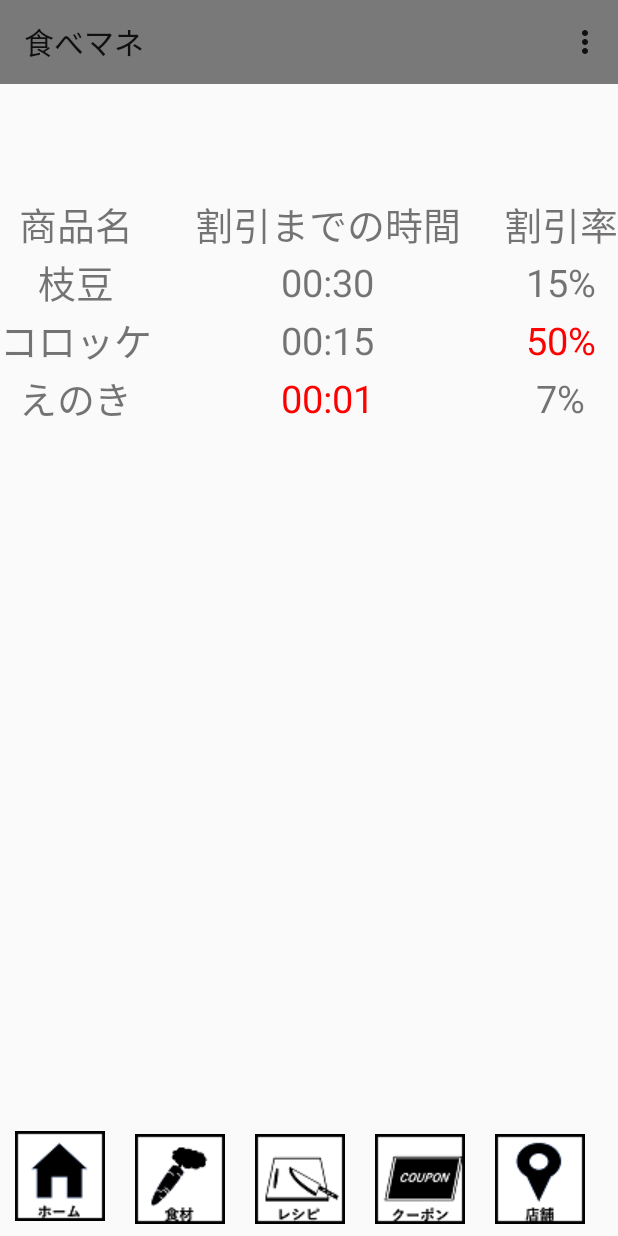
After one commit to fresh3001/Tabemane, an Android app: the RealsaleActivity screen opened directly, with no data from a screen before it, on a phone screen of 412 x 824 dp. The commit adds this screen. Run offline under Robolectric (Android 15) with nearby library versions, the light colour scheme and no system bars; our stand-ins replace Firebase (no records; nobody signed in at launch, a user with empty details on screens opened directly).

Commit message:
15th commit 阿部

```diff
--- a/app/src/main/AndroidManifest.xml
+++ b/app/src/main/AndroidManifest.xml
@@ -16,6 +16,7 @@
         <activity android:name=".CouponActivity"></activity>
         <activity android:name=".ShopActivity"></activity>
         <activity android:name=".Alert_setting"></activity>
+        <activity android:name=".RealsaleActivity"></activity>
         <activity android:name=".LoginActivity">
             <intent-filter>
                 <action android:name="android.intent.action.MAIN" />
--- a/app/src/main/java/com/example/tabemane/CouponActivity.java
+++ b/app/src/main/java/com/example/tabemane/CouponActivity.java
@@ -175,10 +175,12 @@ public class CouponActivity extends AppCompatActivity {
                 Object key = mapkey.next();
                 HashMap map_child = (HashMap)map.get(key);
                 Log.d("あべ",key+ "=" +map_child.get("name"));
-                if(!key.equals("001"))
-                    generateView(map_child.get("name").toString(),couponLayout,filenumber);
+//                if(!key.equals("001"))
+//                    generateView(map_child.get("name").toString(),couponLayout,filenumber);
                 if(map.size() == 1)
                     generateView("クーポンを所持していません",couponLayout,0);
+                if(map_child.get("name") != null)
+                    generateView(map_child.get("name").toString(),couponLayout,filenumber);
             }
 
 
--- a/app/src/main/java/com/example/tabemane/MainActivity.java
+++ b/app/src/main/java/com/example/tabemane/MainActivity.java
@@ -70,8 +70,8 @@ public class MainActivity extends AppCompatActivity {
 
         //toolbar.setNavigationIcon(R.drawable.tabemane_logo);
 
-
-
+        ImageButton realsaleButton = findViewById(R.id.realsaleImageButton);
+        realsaleButton.setOnClickListener(new RealsaleClickListener());
 
     }
 
@@ -156,6 +156,16 @@ public class MainActivity extends AppCompatActivity {
     /***********************共通listener*********************/
 
     /***********************page毎listener*********************/
+    //リアルタイムセール押下時
+    private class RealsaleClickListener implements View.OnClickListener{
+
+        @Override
+        public void onClick(View v) {
+            Intent intent = new Intent(getApplication(), RealsaleActivity.class);
+            startActivity(intent);
+        }
+    }
+
     ValueEventListener listener = new ValueEventListener() {
         @Override
         public void onDataChange(@NonNull DataSnapshot snapshot) {
--- /dev/null
+++ b/app/src/main/java/com/example/tabemane/RealsaleActivity.java
@@ -0,0 +1,140 @@
+package com.example.tabemane;
+
+import android.content.Intent;
+import android.os.Bundle;
+import android.view.Menu;
+import android.view.MenuItem;
+import android.view.View;
+import android.widget.ImageButton;
+import android.widget.ImageView;
+import android.widget.TextView;
+
+import androidx.appcompat.app.AppCompatActivity;
+import androidx.appcompat.widget.Toolbar;
+
+import com.google.firebase.database.DatabaseReference;
+import com.google.firebase.database.FirebaseDatabase;
+
+public class RealsaleActivity extends AppCompatActivity {
+    @Override
+    protected void onCreate(Bundle savedInstanceState) {
+        super.onCreate(savedInstanceState);
+        setContentView(R.layout.activity_realsale);
+
+        //定義
+        //共通・ボタン
+        ImageButton home_imagebutton = findViewById(R.id.homeImageButton);
+        ImageButton food_imagebutton = findViewById(R.id.foodImageButton);
+        ImageButton recipe_imagebutton = findViewById(R.id.recipeImageButton);
+        ImageButton coupon_imagebutton = findViewById(R.id.couponImageButton);
+        ImageButton shop_imagebutton = findViewById(R.id.shopImageButton);
+        Toolbar toolbar = findViewById(R.id.toolbar);
+
+        //page毎
+        TextView point_TextView = findViewById(R.id.point_TextView);
+        ImageView barcode_ImageView = findViewById(R.id.barcode_ImageView);
+
+
+
+        //page毎
+
+
+
+        //インスタンス
+        home_imagebutton.setOnClickListener(new RealsaleActivity.HomeClickListener());
+        food_imagebutton.setOnClickListener(new RealsaleActivity.FoodClickListener());
+        recipe_imagebutton.setOnClickListener(new RealsaleActivity.RecipeClickListener());
+        coupon_imagebutton.setOnClickListener(new RealsaleActivity.CouponClickListener());
+        shop_imagebutton.setOnClickListener(new RealsaleActivity.ShopClickListener());
+        toolbar.setTitle("食べマネ");
+        setSupportActionBar(toolbar);
+
+        //toolbar.setNavigationIcon(R.drawable.tabemane_logo);
+
+
+
+
+    }
+
+    /***********************共通listner*********************/
+
+    //サブメニュー用
+    @Override
+    public boolean onCreateOptionsMenu(Menu menu) {
+        getMenuInflater().inflate(R.menu.menu_main, menu);
+        return true;
+    }
+
+    //サブメニュー押下時
+    @Override
+    public boolean onOptionsItemSelected(MenuItem item){
+        int id = item.getItemId();
+
+        //設定押下時
+        if(id==R.id.action_string1){
+            Intent intent = new Intent(getApplication(), SettingActivity.class);
+            startActivity(intent);
+        }
+
+        //ログアウト押下時
+        if(id==R.id.action_string2){
+            Intent intent = new Intent(getApplication(), LoginActivity.class);
+            startActivity(intent);
+        }
+        return true;
+    }
+
+    //home押下時
+    private class HomeClickListener implements View.OnClickListener{
+
+        @Override
+        public void onClick(View v) {
+            Intent intent = new Intent(getApplication(), MainActivity.class);
+            startActivity(intent);
+        }
+    }
+
+    //food押下時
+    private class FoodClickListener implements View.OnClickListener{
+
+        @Override
+        public void onClick(View v) {
+            Intent intent = new Intent(getApplication(), FoodActivity.class);
+            startActivity(intent);
+        }
+    }
+
+    //recipe押下時
+    private class RecipeClickListener implements View.OnClickListener{
+
+        @Override
+        public void onClick(View v) {
+            Intent intent = new Intent(getApplication(), RecipeActivity.class);
+            startActivity(intent);
+        }
+    }
+
+    //coupon押下時
+    private class CouponClickListener implements View.OnClickListener{
+
+        @Override
+        public void onClick(View v) {
+            Intent intent = new Intent(getApplication(),CouponActivity.class);
+            startActivity(intent);
+        }
+    }
+
+    //shop押下時
+    private class ShopClickListener implements View.OnClickListener{
+
+        @Override
+        public void onClick(View v) {
+            Intent intent = new Intent(getApplication(), ShopActivity.class);
+            startActivity(intent);
+        }
+    }
+
+    /***********************共通listener*********************/
+
+    /***********************page毎listener*********************/
+}
--- a/app/src/main/res/layout/activity_main.xml
+++ b/app/src/main/res/layout/activity_main.xml
@@ -15,9 +15,9 @@
         android:id="@+id/toolbar"
         android:layout_width="0dp"
         android:layout_height="wrap_content"
-        android:background="@color/gray"
         android:minHeight="?attr/actionBarSize"
         android:theme="?attr/actionBarTheme"
+        android:background="@color/gray"
         app:layout_constraintEnd_toEndOf="parent"
         app:layout_constraintStart_toStartOf="parent"
         app:layout_constraintTop_toTopOf="parent" />
@@ -134,7 +134,7 @@
         android:layout_marginBottom="70dp">
 
         <ImageButton
-            android:id="@+id/imageButton10"
+            android:id="@+id/saleImageButton"
             android:layout_width="266dp"
             android:layout_height="62dp"
 
@@ -146,7 +146,7 @@
             tools:layout_editor_absoluteY="303dp" />
 
         <ImageButton
-            android:id="@+id/imageButton11"
+            android:id="@+id/realsaleImageButton"
             android:layout_width="266dp"
             android:layout_height="62dp"
             android:layout_marginTop="49dp"
@@ -158,7 +158,7 @@
             tools:ignore="MissingConstraints" />
 
         <ImageButton
-            android:id="@+id/imageButton12"
+            android:id="@+id/questImageButton"
             android:layout_width="266dp"
             android:layout_height="62dp"
             android:layout_marginTop="49dp"
--- /dev/null
+++ b/app/src/main/res/layout/activity_realsale.xml
@@ -0,0 +1,223 @@
+<?xml version="1.0" encoding="utf-8"?>
+<androidx.constraintlayout.widget.ConstraintLayout xmlns:android="http://schemas.android.com/apk/res/android"
+    xmlns:app="http://schemas.android.com/apk/res-auto"
+    xmlns:tools="http://schemas.android.com/tools"
+    android:layout_width="match_parent"
+    android:layout_height="match_parent"
+    tools:context=".MainActivity">
+
+    <!--共通フレームここから-->
+
+    <!--ver2-->
+    <!--toolbar-->
+
+    <androidx.appcompat.widget.Toolbar
+        android:id="@+id/toolbar"
+        android:layout_width="0dp"
+        android:layout_height="wrap_content"
+        android:background="@color/gray"
+        android:minHeight="?attr/actionBarSize"
+        android:theme="?attr/actionBarTheme"
+        app:layout_constraintEnd_toEndOf="parent"
+        app:layout_constraintStart_toStartOf="parent"
+        app:layout_constraintTop_toTopOf="parent" />
+    <!--ver2ここまで-->
+
+    <!--店舗-->
+    <ImageButton
+        android:id="@+id/shopImageButton"
+        android:layout_width="wrap_content"
+        android:layout_height="wrap_content"
+        android:layout_marginStart="330dp"
+        android:layout_marginLeft="330dp"
+        android:layout_marginBottom="8dp"
+        android:background="@color/black"
+        app:layout_constraintBottom_toBottomOf="parent"
+        app:layout_constraintStart_toStartOf="parent"
+        app:srcCompat="@drawable/shopimage"
+        tools:ignore="MissingConstraints" />
+
+    <!--ホーム-->
+    <ImageButton
+        android:id="@+id/homeImageButton"
+        android:layout_width="wrap_content"
+        android:layout_height="wrap_content"
+        android:layout_marginStart="10dp"
+        android:layout_marginLeft="10dp"
+        android:layout_marginBottom="10dp"
+        android:background="@color/black"
+        android:src="@drawable/homeimage"
+        app:layout_constraintBottom_toBottomOf="parent"
+        app:layout_constraintStart_toStartOf="parent" />
+
+    <!--フード-->
+    <ImageButton
+        android:id="@+id/foodImageButton"
+        android:layout_width="wrap_content"
+        android:layout_height="wrap_content"
+        android:layout_marginStart="90dp"
+        android:layout_marginLeft="90dp"
+        android:layout_marginBottom="8dp"
+        android:background="@color/black"
+        android:src="@drawable/foodimage"
+        app:layout_constraintBottom_toBottomOf="parent"
+        app:layout_constraintStart_toStartOf="parent" />
+
+    <!--レシピ-->
+    <ImageButton
+        android:id="@+id/recipeImageButton"
+        android:layout_width="wrap_content"
+        android:layout_height="wrap_content"
+        android:layout_marginStart="170dp"
+        android:layout_marginLeft="170dp"
+        android:layout_marginBottom="8dp"
+        android:background="@color/black"
+        android:src="@drawable/recipeimage"
+        app:layout_constraintBottom_toBottomOf="parent"
+        app:layout_constraintStart_toStartOf="parent" />
+
+    <!--クーポン-->
+    <ImageButton
+        android:id="@+id/couponImageButton"
+        android:layout_width="wrap_content"
+        android:layout_height="wrap_content"
+        android:layout_marginStart="250dp"
+        android:layout_marginLeft="250dp"
+        android:layout_marginBottom="8dp"
+        android:background="@color/black"
+        android:src="@drawable/couponimage"
+        app:layout_constraintBottom_toBottomOf="parent"
+        app:layout_constraintStart_toStartOf="parent" />
+
+    <!--共通フレームここまで-->
+
+
+    <!--page別フレームはここから下に記述-->
+    <TableLayout
+        android:layout_width="match_parent"
+        android:layout_height="match_parent"
+        android:stretchColumns="1"
+        android:layout_marginTop="130dp"
+        android:layout_marginBottom="70dp" >
+        <TableRow>
+
+            <TextView
+                android:layout_gravity="center"
+                android:text="商品名"
+                android:textSize="25dp"></TextView>
+
+            <TextView
+                android:layout_gravity="center"
+                android:text="割引までの時間"
+                android:textSize="25dp"></TextView>
+
+            <TextView
+                android:layout_gravity="center"
+                android:text="割引率"
+                android:textSize="25dp"></TextView>
+        </TableRow>
+
+        <TableRow>
+
+            <TextView
+                android:id="@+id/foodName00"
+                android:layout_gravity="center"
+                android:text="枝豆"
+                android:textSize="25dp"></TextView>
+
+            <TextView
+                android:id="@+id/foodDate00"
+                android:layout_gravity="center"
+                android:text="00:30"
+                android:textSize="25dp"></TextView>
+
+            <TextView
+                android:id="@+id/foodQuant00"
+                android:layout_gravity="center"
+                android:text="15%"
+                android:textSize="25dp"></TextView>
+        </TableRow>
+
+        <TableRow>
+
+            <TextView
+                android:id="@+id/foodName01"
+                android:layout_gravity="center"
+                android:text="コロッケ"
+                android:textSize="25dp"></TextView>
+
+            <TextView
+                android:id="@+id/foodDate01"
+                android:layout_gravity="center"
+                android:text="00:15"
+                android:textSize="25dp"></TextView>
+
+            <TextView
+                android:id="@+id/foodQuant01"
+                android:layout_gravity="center"
+                android:text="50%"
+                android:textColor="@color/red"
+                android:textSize="25dp"></TextView>
+        </TableRow>
+
+        <TableRow>
+
+            <TextView
+                android:id="@+id/foodName02"
+                android:layout_gravity="center"
+                android:text="えのき"
+                android:textSize="25dp"></TextView>
+
+            <TextView
+                android:id="@+id/foodDate02"
+                android:layout_gravity="center"
+                android:text="00:01"
+                android:textColor="@color/red"
+                android:textSize="25dp"></TextView>
+
+            <TextView
+                android:id="@+id/foodQuant02"
+                android:layout_gravity="center"
+                android:text="7%"
+                android:textSize="25dp"></TextView>
+        </TableRow>
+
+        <TableRow>
+
+            <TextView
+                android:id="@+id/foodName03"
+                android:layout_gravity="center"
+                android:textSize="25dp"></TextView>
+
+            <TextView
+                android:id="@+id/foodDate03"
+                android:layout_gravity="center"
+                android:textSize="25dp"></TextView>
+
+            <TextView
+                android:id="@+id/foodQuant03"
+                android:layout_gravity="center"
+                android:textSize="25dp"></TextView>
+        </TableRow>
+
+        <TableRow>
+
+            <TextView
+                android:id="@+id/foodName04"
+                android:layout_gravity="center"
+                android:textSize="25dp"></TextView>
+
+            <TextView
+                android:id="@+id/foodDate04"
+                android:layout_gravity="center"
+                android:textSize="25dp"></TextView>
+
+            <TextView
+                android:id="@+id/foodQuant04"
+                android:layout_gravity="center"
+                android:textSize="25dp"></TextView>
+        </TableRow>
+    </TableLayout>
+
+
+</androidx.constraintlayout.widget.ConstraintLayout>
--- a/app/src/main/res/values/colors.xml
+++ b/app/src/main/res/values/colors.xml
@@ -10,4 +10,7 @@
     <color name="gray">#797979</color>
     <color name="yellow">#FFFF00</color>
     <color name="lightgray">#F3F1F1</color>
+    <color name="red">#FF0000</color>
+    <color name="green">#008c00</color>
+    <color name="lightgreen">#00e100</color>
 </resources>
--- a/app/src/main/res/values/themes.xml
+++ b/app/src/main/res/values/themes.xml
@@ -2,15 +2,16 @@
     <!-- Base application theme. -->
     <style name="Theme.Tabemane" parent="Theme.MaterialComponents.DayNight.DarkActionBar">
         <!-- Primary brand color. -->
-        <item name="colorPrimary">@color/purple_500</item>
-        <item name="colorPrimaryVariant">@color/purple_700</item>
-        <item name="colorOnPrimary">@color/white</item>
+        <item name="colorPrimaryVariant">@color/lightgreen</item>
+        <item name="colorOnPrimary">@color/green</item>
         <!-- Secondary brand color. -->
         <item name="colorSecondary">@color/teal_200</item>
-        <item name="colorSecondaryVariant">@color/teal_700</item>
+        <item name="colorSecondaryVariant">@color/lightgreen</item>
         <item name="colorOnSecondary">@color/black</item>
         <!-- Status bar color. -->
         <item name="android:statusBarColor" tools:targetApi="l">?attr/colorPrimaryVariant</item>
+        <item name="windowNoTitle">true</item>
         <!-- Customize your theme here. -->
     </style>
+
 </resources>
```
